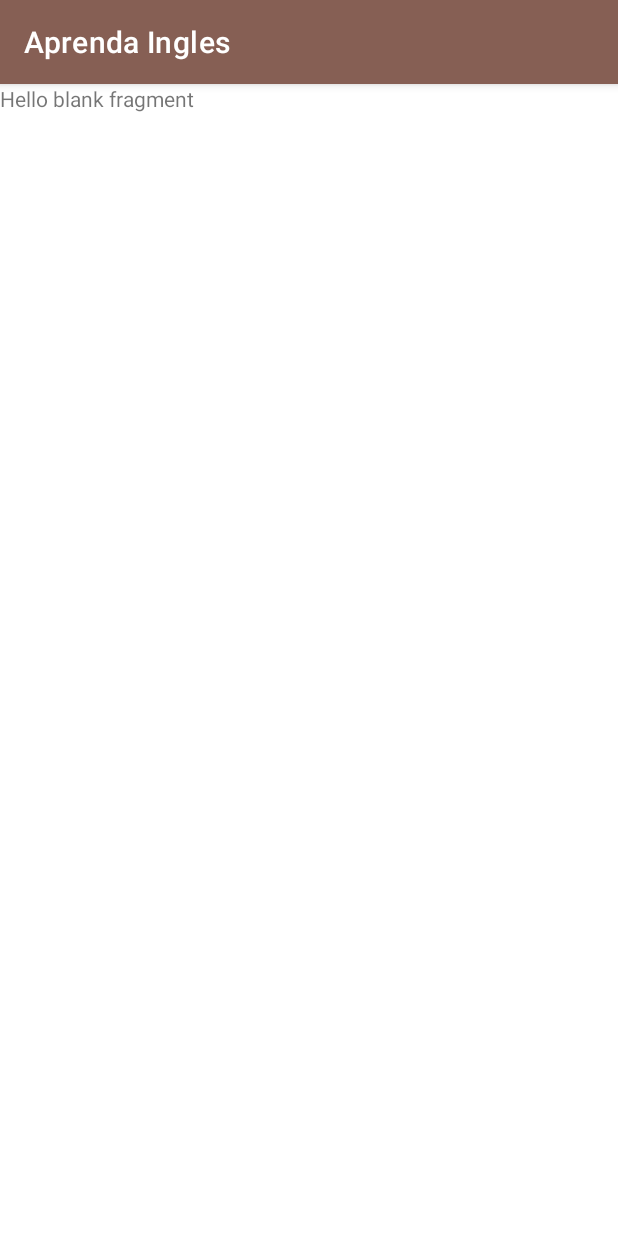
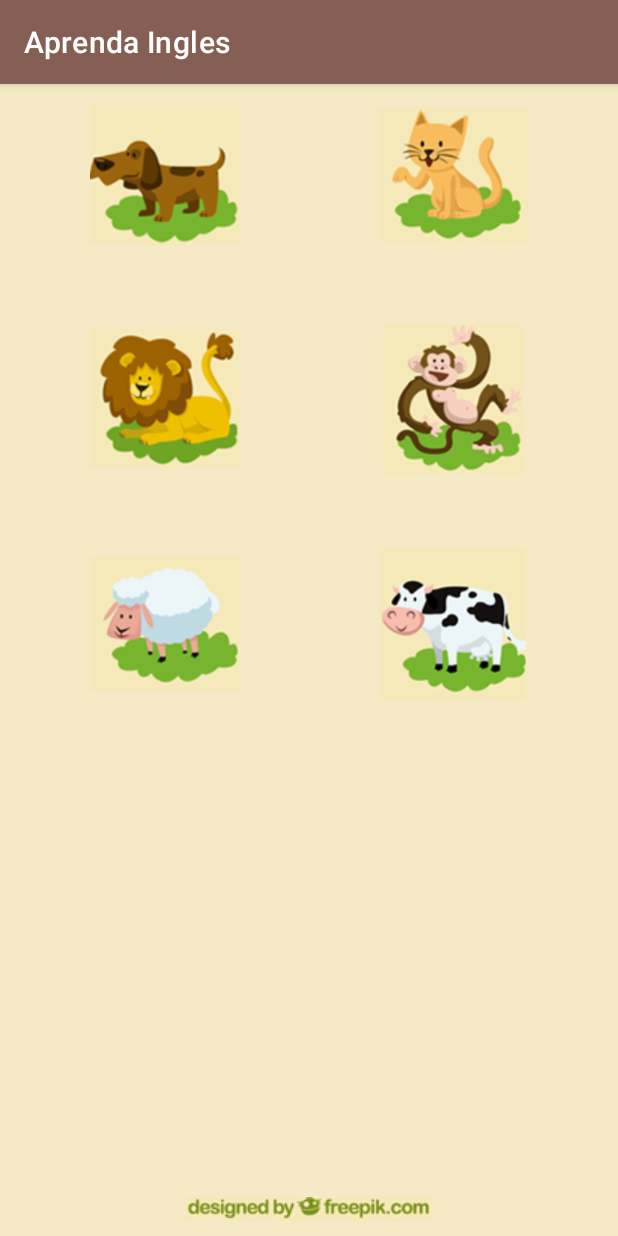
Before and after one commit to ViniBza/EstudosAndroid, an Android app: the fragment BichosFragment shown on its own in the app's theme, on a phone screen of 412 x 824 dp. Run offline under Robolectric (Android 15) with nearby library versions, the phone set to English and light mode, and no system bars.

Commit message:
Realizando a criação do Layout do App Aprenda Inglês.

```diff
--- a/Udemy/AprendaIngles/app/src/main/res/layout/fragment_bichos.xml
+++ b/Udemy/AprendaIngles/app/src/main/res/layout/fragment_bichos.xml
@@ -1,14 +1,87 @@
 <?xml version="1.0" encoding="utf-8"?>
-<FrameLayout xmlns:android="http://schemas.android.com/apk/res/android"
+<androidx.constraintlayout.widget.ConstraintLayout xmlns:android="http://schemas.android.com/apk/res/android"
+    xmlns:app="http://schemas.android.com/apk/res-auto"
     xmlns:tools="http://schemas.android.com/tools"
     android:layout_width="match_parent"
     android:layout_height="match_parent"
-    tools:context=".Fragment.BichosFragment">
+    tools:context=".Fragment.BichosFragment"
+    android:background="@color/cor_fundo"
+    >
 
-    <!-- TODO: Update blank fragment layout -->
-    <TextView
-        android:layout_width="match_parent"
-        android:layout_height="match_parent"
-        android:text="@string/hello_blank_fragment" />
+    <ImageView
+        android:id="@+id/imgCao"
+        android:layout_width="100dp"
+        android:layout_height="100dp"
+        android:layout_marginStart="60dp"
+        android:layout_marginLeft="60dp"
+        android:layout_marginTop="10dp"
+        android:src="@drawable/cao"
+        app:layout_constraintStart_toStartOf="parent"
+        app:layout_constraintTop_toTopOf="parent" />
 
-</FrameLayout>
+    <ImageView
+        android:id="@+id/imgGato"
+        android:layout_width="100dp"
+        android:layout_height="100dp"
+        android:layout_marginTop="10dp"
+        android:layout_marginEnd="60dp"
+        android:layout_marginRight="60dp"
+        android:src="@drawable/gato"
+        app:layout_constraintEnd_toEndOf="parent"
+        app:layout_constraintTop_toTopOf="parent" />
+
+    <ImageView
+        android:id="@+id/imgLeao"
+        android:layout_width="100dp"
+        android:layout_height="100dp"
+        android:layout_marginStart="60dp"
+        android:layout_marginLeft="60dp"
+        android:layout_marginTop="50dp"
+        android:src="@drawable/leao"
+        app:layout_constraintStart_toStartOf="parent"
+        app:layout_constraintTop_toBottomOf="@+id/imgCao" />
+
+    <ImageView
+        android:id="@+id/imgMacaco"
+        android:layout_width="100dp"
+        android:layout_height="100dp"
+        android:layout_marginTop="50dp"
+        android:layout_marginEnd="60dp"
+        android:layout_marginRight="60dp"
+        android:src="@drawable/macaco"
+        app:layout_constraintEnd_toEndOf="parent"
+        app:layout_constraintTop_toBottomOf="@+id/imgGato" />
+
+    <ImageView
+        android:id="@+id/imgVaca"
+        android:layout_width="100dp"
+        android:layout_height="100dp"
+        android:layout_marginTop="50dp"
+        android:layout_marginEnd="60dp"
+        android:layout_marginRight="60dp"
+        android:src="@drawable/vaca"
+        app:layout_constraintEnd_toEndOf="parent"
+        app:layout_constraintTop_toBottomOf="@+id/imgMacaco" />
+
+    <ImageView
+        android:id="@+id/imgOvelha"
+        android:layout_width="100dp"
+        android:layout_height="100dp"
+        android:layout_marginStart="60dp"
+        android:layout_marginLeft="60dp"
+        android:layout_marginTop="50dp"
+        android:src="@drawable/ovelha"
+        app:layout_constraintStart_toStartOf="parent"
+        app:layout_constraintTop_toBottomOf="@+id/imgLeao" />
+
+    <ImageView
+        android:id="@+id/imageView7"
+        android:layout_width="wrap_content"
+        android:layout_height="wrap_content"
+        android:layout_marginBottom="10dp"
+        android:src="@drawable/direitos"
+        app:layout_constraintBottom_toBottomOf="parent"
+        app:layout_constraintEnd_toEndOf="parent"
+        app:layout_constraintHorizontal_bias="0.5"
+        app:layout_constraintStart_toStartOf="parent" />
+</androidx.constraintlayout.widget.ConstraintLayout>
```
Also changed, not shown: Udemy/AprendaIngles/app/src/main/res/layout/fragment_numeros.xml (+80 -8 lines).
